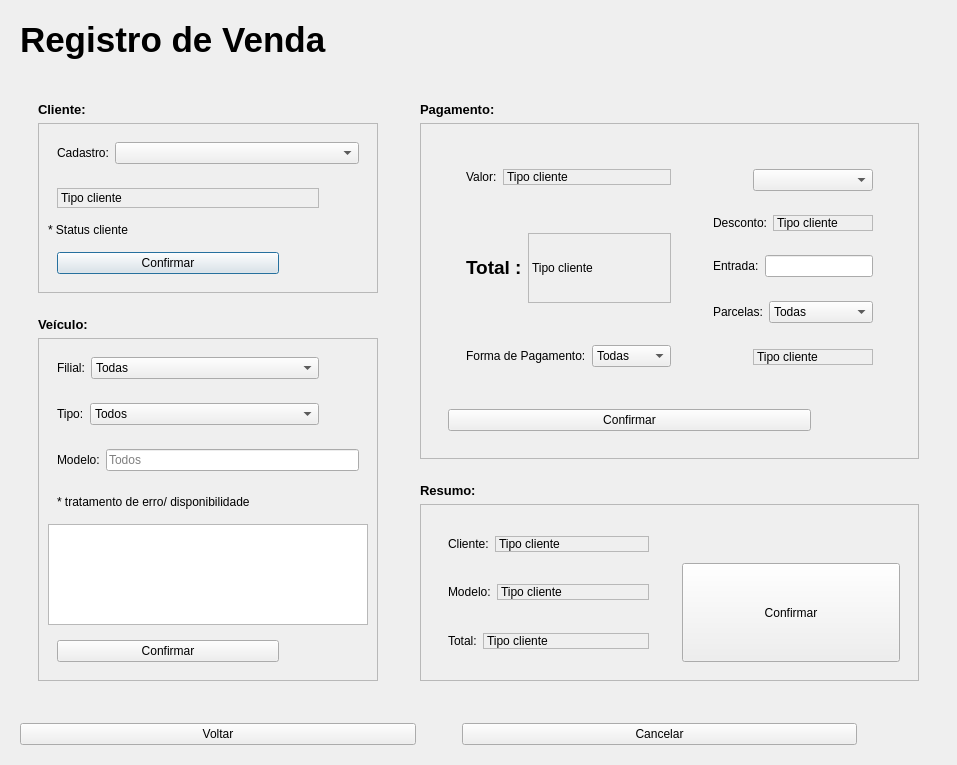
Above: telaresgistrovendas.ui from EduardoHaagP/ProjetoPOO before the change. Below: the same form after it.
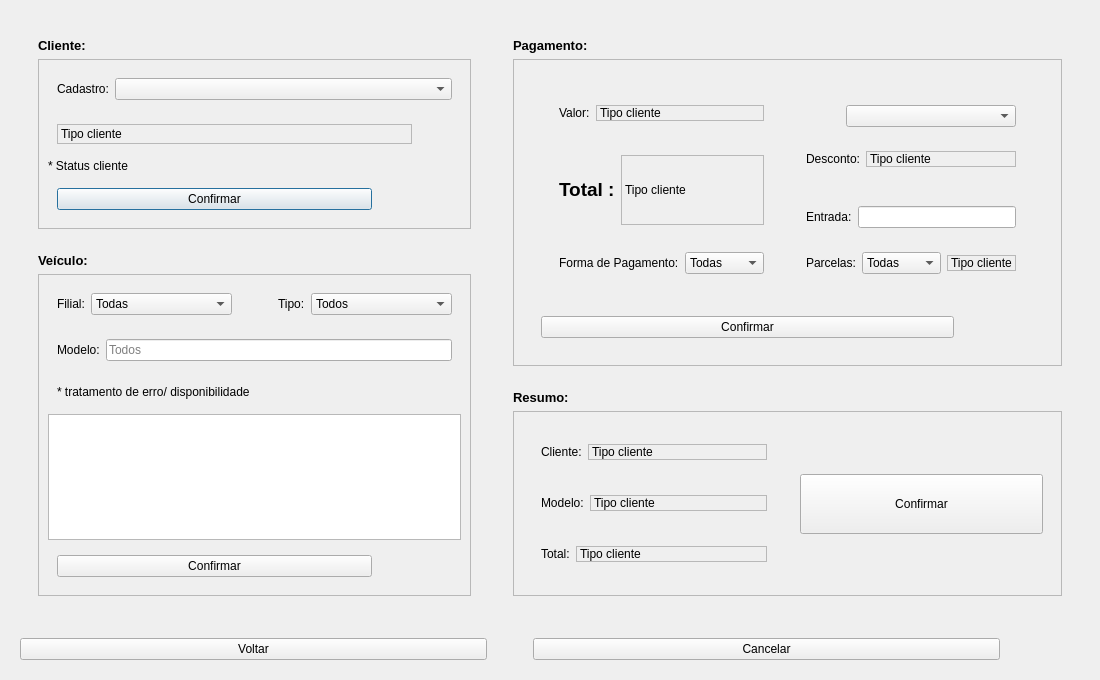
That is the form after the change.

What changed in the file:
```diff
--- a/telaresgistrovendas.ui
+++ b/telaresgistrovendas.ui
@@ -6,37 +6,23 @@
    <rect>
     <x>0</x>
     <y>0</y>
-    <width>957</width>
-    <height>765</height>
+    <width>1100</width>
+    <height>680</height>
    </rect>
   </property>
+  <property name="font">
+   <font>
+    <pointsize>9</pointsize>
+   </font>
+  </property>
   <property name="windowTitle">
    <string>Dialog</string>
   </property>
-  <layout class="QVBoxLayout" name="verticalLayout">
-   <item alignment="Qt::AlignTop">
-    <widget class="QWidget" name="titulo" native="true">
-     <layout class="QHBoxLayout" name="horizontalLayout_2">
-      <item alignment="Qt::AlignTop">
-       <widget class="QLabel" name="txt">
-        <property name="font">
-         <font>
-          <pointsize>26</pointsize>
-          <bold>true</bold>
-         </font>
-        </property>
-        <property name="text">
-         <string>Registro de Venda</string>
-        </property>
-       </widget>
-      </item>
-     </layout>
-    </widget>
-   </item>
-   <item>
+  <layout class="QGridLayout" name="gridLayout">
+   <item row="0" column="0">
     <widget class="QWidget" name="menu" native="true">
      <property name="sizePolicy">
-      <sizepolicy hsizetype="Preferred" vsizetype="Expanding">
+      <sizepolicy hsizetype="Preferred" vsizetype="Preferred">
        <horstretch>0</horstretch>
        <verstretch>0</verstretch>
       </sizepolicy>
@@ -64,7 +50,7 @@
             <item>
              <widget class="QFrame" name="frame">
               <property name="sizePolicy">
-               <sizepolicy hsizetype="Preferred" vsizetype="Expanding">
+               <sizepolicy hsizetype="Preferred" vsizetype="Preferred">
                 <horstretch>0</horstretch>
                 <verstretch>0</verstretch>
                </sizepolicy>
@@ -238,7 +224,7 @@
             <item>
              <widget class="QFrame" name="frame_2">
               <property name="sizePolicy">
-               <sizepolicy hsizetype="Preferred" vsizetype="Expanding">
+               <sizepolicy hsizetype="Preferred" vsizetype="Preferred">
                 <horstretch>0</horstretch>
                 <verstretch>0</verstretch>
                </sizepolicy>
@@ -250,7 +236,7 @@
                <enum>QFrame::Raised</enum>
               </property>
               <layout class="QVBoxLayout" name="verticalLayout_9">
-               <item alignment="Qt::AlignTop">
+               <item>
                 <widget class="QWidget" name="widget_5" native="true">
                  <layout class="QHBoxLayout" name="horizontalLayout_8">
                   <item alignment="Qt::AlignRight">
@@ -269,7 +255,7 @@
                   <item>
                    <widget class="QComboBox" name="inpFilial">
                     <property name="sizePolicy">
-                     <sizepolicy hsizetype="Expanding" vsizetype="Fixed">
+                     <sizepolicy hsizetype="MinimumExpanding" vsizetype="Fixed">
                       <horstretch>0</horstretch>
                       <verstretch>0</verstretch>
                      </sizepolicy>
@@ -312,13 +298,7 @@
                     </property>
                    </spacer>
                   </item>
-                 </layout>
-                </widget>
-               </item>
-               <item alignment="Qt::AlignTop">
-                <widget class="QWidget" name="widget_6" native="true">
-                 <layout class="QHBoxLayout" name="horizontalLayout_9">
-                  <item alignment="Qt::AlignRight">
+                  <item>
                    <widget class="QLabel" name="txtTipo">
                     <property name="sizePolicy">
                      <sizepolicy hsizetype="Minimum" vsizetype="Fixed">
@@ -334,7 +314,7 @@
                   <item>
                    <widget class="QComboBox" name="inpTipo">
                     <property name="sizePolicy">
-                     <sizepolicy hsizetype="Expanding" vsizetype="Fixed">
+                     <sizepolicy hsizetype="MinimumExpanding" vsizetype="Fixed">
                       <horstretch>0</horstretch>
                       <verstretch>0</verstretch>
                      </sizepolicy>
@@ -356,29 +336,13 @@
                     </item>
                    </widget>
                   </item>
-                  <item>
-                   <spacer name="horizontalSpacer_10">
-                    <property name="orientation">
-                     <enum>Qt::Horizontal</enum>
-                    </property>
-                    <property name="sizeType">
-                     <enum>QSizePolicy::Minimum</enum>
-                    </property>
-                    <property name="sizeHint" stdset="0">
-                     <size>
-                      <width>40</width>
-                      <height>20</height>
-                     </size>
-                    </property>
-                   </spacer>
-                  </item>
                  </layout>
                 </widget>
                </item>
                <item>
                 <widget class="QWidget" name="widget_8" native="true">
                  <layout class="QHBoxLayout" name="horizontalLayout_10">
-                  <item alignment="Qt::AlignRight">
+                  <item alignment="Qt::AlignLeft">
                    <widget class="QLabel" name="txtModelo">
                     <property name="sizePolicy">
                      <sizepolicy hsizetype="Minimum" vsizetype="Fixed">
@@ -394,7 +358,7 @@
                   <item>
                    <widget class="QLineEdit" name="inpModelo">
                     <property name="sizePolicy">
-                     <sizepolicy hsizetype="Expanding" vsizetype="Fixed">
+                     <sizepolicy hsizetype="MinimumExpanding" vsizetype="Fixed">
                       <horstretch>0</horstretch>
                       <verstretch>0</verstretch>
                      </sizepolicy>
@@ -518,7 +482,7 @@
             <item>
              <widget class="QFrame" name="frame_3">
               <property name="sizePolicy">
-               <sizepolicy hsizetype="Preferred" vsizetype="Expanding">
+               <sizepolicy hsizetype="Preferred" vsizetype="Preferred">
                 <horstretch>0</horstretch>
                 <verstretch>0</verstretch>
                </sizepolicy>
@@ -703,7 +667,7 @@
                               <enum>Qt::Horizontal</enum>
                              </property>
                              <property name="sizeType">
-                              <enum>QSizePolicy::Minimum</enum>
+                              <enum>QSizePolicy::Preferred</enum>
                              </property>
                              <property name="sizeHint" stdset="0">
                               <size>
@@ -714,7 +678,17 @@
                             </spacer>
                            </item>
                            <item>
-                            <widget class="QComboBox" name="inpDesconto"/>
+                            <widget class="QComboBox" name="inpDesconto">
+                             <property name="sizePolicy">
+                              <sizepolicy hsizetype="MinimumExpanding" vsizetype="Fixed">
+                               <horstretch>0</horstretch>
+                               <verstretch>0</verstretch>
+                              </sizepolicy>
+                             </property>
+                             <property name="editable">
+                              <bool>false</bool>
+                             </property>
+                            </widget>
                            </item>
                           </layout>
                          </widget>
@@ -757,6 +731,22 @@
                           </layout>
                          </widget>
                         </item>
+                        <item>
+                         <spacer name="verticalSpacer">
+                          <property name="orientation">
+                           <enum>Qt::Vertical</enum>
+                          </property>
+                          <property name="sizeType">
+                           <enum>QSizePolicy::Expanding</enum>
+                          </property>
+                          <property name="sizeHint" stdset="0">
+                           <size>
+                            <width>10</width>
+                            <height>15</height>
+                           </size>
+                          </property>
+                         </spacer>
+                        </item>
                         <item>
                          <widget class="QWidget" name="widget_24" native="true">
                           <layout class="QHBoxLayout" name="horizontalLayout_20">
@@ -832,28 +822,6 @@
                              </item>
                             </widget>
                            </item>
-                          </layout>
-                         </widget>
-                        </item>
-                        <item alignment="Qt::AlignBottom">
-                         <widget class="QWidget" name="widget_23" native="true">
-                          <layout class="QHBoxLayout" name="horizontalLayout_22">
-                           <item>
-                            <spacer name="horizontalSpacer_14">
-                             <property name="orientation">
-                              <enum>Qt::Horizontal</enum>
-                             </property>
-                             <property name="sizeType">
-                              <enum>QSizePolicy::Minimum</enum>
-                             </property>
-                             <property name="sizeHint" stdset="0">
-                              <size>
-                               <width>40</width>
-                               <height>20</height>
-                              </size>
-                             </property>
-                            </spacer>
-                           </item>
                            <item>
                             <widget class="QLabel" name="txtValorParcela">
                              <property name="sizePolicy">
@@ -961,7 +929,7 @@
             <item>
              <widget class="QFrame" name="frame_4">
               <property name="sizePolicy">
-               <sizepolicy hsizetype="Preferred" vsizetype="Expanding">
+               <sizepolicy hsizetype="Preferred" vsizetype="Preferred">
                 <horstretch>0</horstretch>
                 <verstretch>0</verstretch>
                </sizepolicy>
@@ -995,7 +963,7 @@
                      <item>
                       <widget class="QLabel" name="txtNomeResumo">
                        <property name="sizePolicy">
-                        <sizepolicy hsizetype="Minimum" vsizetype="Fixed">
+                        <sizepolicy hsizetype="Preferred" vsizetype="Fixed">
                          <horstretch>0</horstretch>
                          <verstretch>0</verstretch>
                         </sizepolicy>
@@ -1033,7 +1001,7 @@
                      <item>
                       <widget class="QLabel" name="txtModeloResumo">
                        <property name="sizePolicy">
-                        <sizepolicy hsizetype="Minimum" vsizetype="Fixed">
+                        <sizepolicy hsizetype="Preferred" vsizetype="Fixed">
                          <horstretch>0</horstretch>
                          <verstretch>0</verstretch>
                         </sizepolicy>
@@ -1071,7 +1039,7 @@
                      <item>
                       <widget class="QLabel" name="txtTotalResumo">
                        <property name="sizePolicy">
-                        <sizepolicy hsizetype="Minimum" vsizetype="Fixed">
+                        <sizepolicy hsizetype="Preferred" vsizetype="Fixed">
                          <horstretch>0</horstretch>
                          <verstretch>0</verstretch>
                         </sizepolicy>
@@ -1102,29 +1070,54 @@
                      <enum>Qt::Vertical</enum>
                     </property>
                     <property name="sizeType">
-                     <enum>QSizePolicy::Minimum</enum>
+                     <enum>QSizePolicy::Expanding</enum>
                     </property>
                     <property name="sizeHint" stdset="0">
                      <size>
                       <width>20</width>
-                      <height>40</height>
+                      <height>20</height>
                      </size>
                     </property>
                    </spacer>
                   </item>
                   <item>
                    <widget class="QPushButton" name="confirmResumo">
+                    <property name="enabled">
+                     <bool>true</bool>
+                    </property>
                     <property name="sizePolicy">
-                     <sizepolicy hsizetype="Minimum" vsizetype="Minimum">
+                     <sizepolicy hsizetype="Minimum" vsizetype="Fixed">
                       <horstretch>0</horstretch>
                       <verstretch>1</verstretch>
                      </sizepolicy>
                     </property>
+                    <property name="minimumSize">
+                     <size>
+                      <width>40</width>
+                      <height>60</height>
+                     </size>
+                    </property>
                     <property name="text">
                      <string>Confirmar</string>
                     </property>
                    </widget>
                   </item>
+                  <item>
+                   <spacer name="verticalSpacer_3">
+                    <property name="orientation">
+                     <enum>Qt::Vertical</enum>
+                    </property>
+                    <property name="sizeType">
+                     <enum>QSizePolicy::Expanding</enum>
+                    </property>
+                    <property name="sizeHint" stdset="0">
+                     <size>
+                      <width>20</width>
+                      <height>20</height>
+                     </size>
+                    </property>
+                   </spacer>
+                  </item>
                  </layout>
                 </widget>
                </item>
@@ -1140,11 +1133,17 @@
      </layout>
     </widget>
    </item>
-   <item>
+   <item row="1" column="0">
     <widget class="QWidget" name="config" native="true">
      <layout class="QHBoxLayout" name="horizontalLayout">
       <item>
        <widget class="QPushButton" name="botVoltar">
+        <property name="sizePolicy">
+         <sizepolicy hsizetype="Preferred" vsizetype="Fixed">
+          <horstretch>0</horstretch>
+          <verstretch>0</verstretch>
+         </sizepolicy>
+        </property>
         <property name="text">
          <string>Voltar</string>
         </property>
@@ -1156,7 +1155,7 @@
          <enum>Qt::Horizontal</enum>
         </property>
         <property name="sizeType">
-         <enum>QSizePolicy::Fixed</enum>
+         <enum>QSizePolicy::Maximum</enum>
         </property>
         <property name="sizeHint" stdset="0">
          <size>
@@ -1168,6 +1167,12 @@
       </item>
       <item>
        <widget class="QPushButton" name="botCancelar">
+        <property name="sizePolicy">
+         <sizepolicy hsizetype="Preferred" vsizetype="Fixed">
+          <horstretch>0</horstretch>
+          <verstretch>0</verstretch>
+         </sizepolicy>
+        </property>
         <property name="text">
          <string>Cancelar</string>
         </property>
@@ -1179,7 +1184,7 @@
          <enum>Qt::Horizontal</enum>
         </property>
         <property name="sizeType">
-         <enum>QSizePolicy::Minimum</enum>
+         <enum>QSizePolicy::Preferred</enum>
         </property>
         <property name="sizeHint" stdset="0">
          <size>
@@ -1195,7 +1200,7 @@
          <enum>Qt::Horizontal</enum>
         </property>
         <property name="sizeType">
-         <enum>QSizePolicy::Minimum</enum>
+         <enum>QSizePolicy::Preferred</enum>
         </property>
         <property name="sizeHint" stdset="0">
          <size>
```
Left out of the diff: 3 changed lines with no effect on the pictures.
